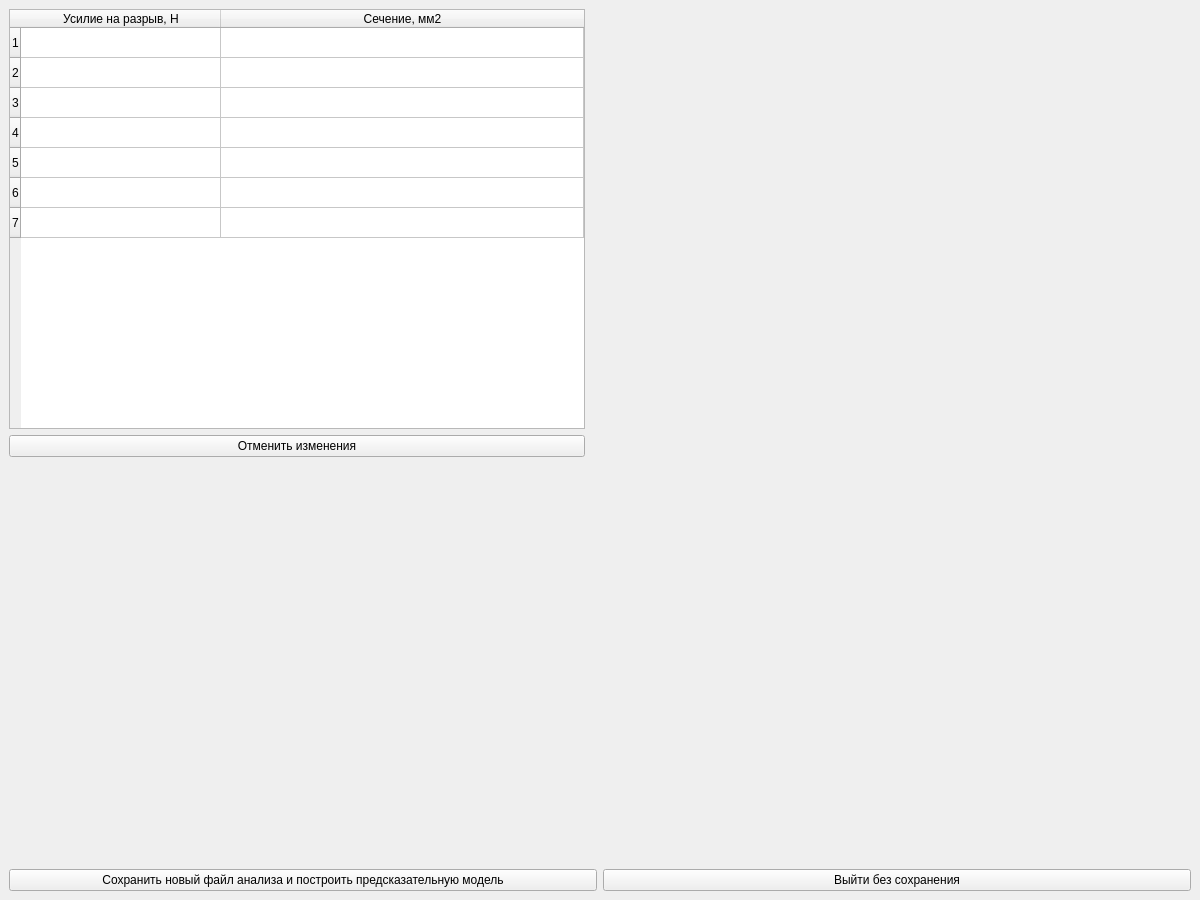
Qt form EditWindow.ui (gruzdev-as/Least_square_app) before a commit.
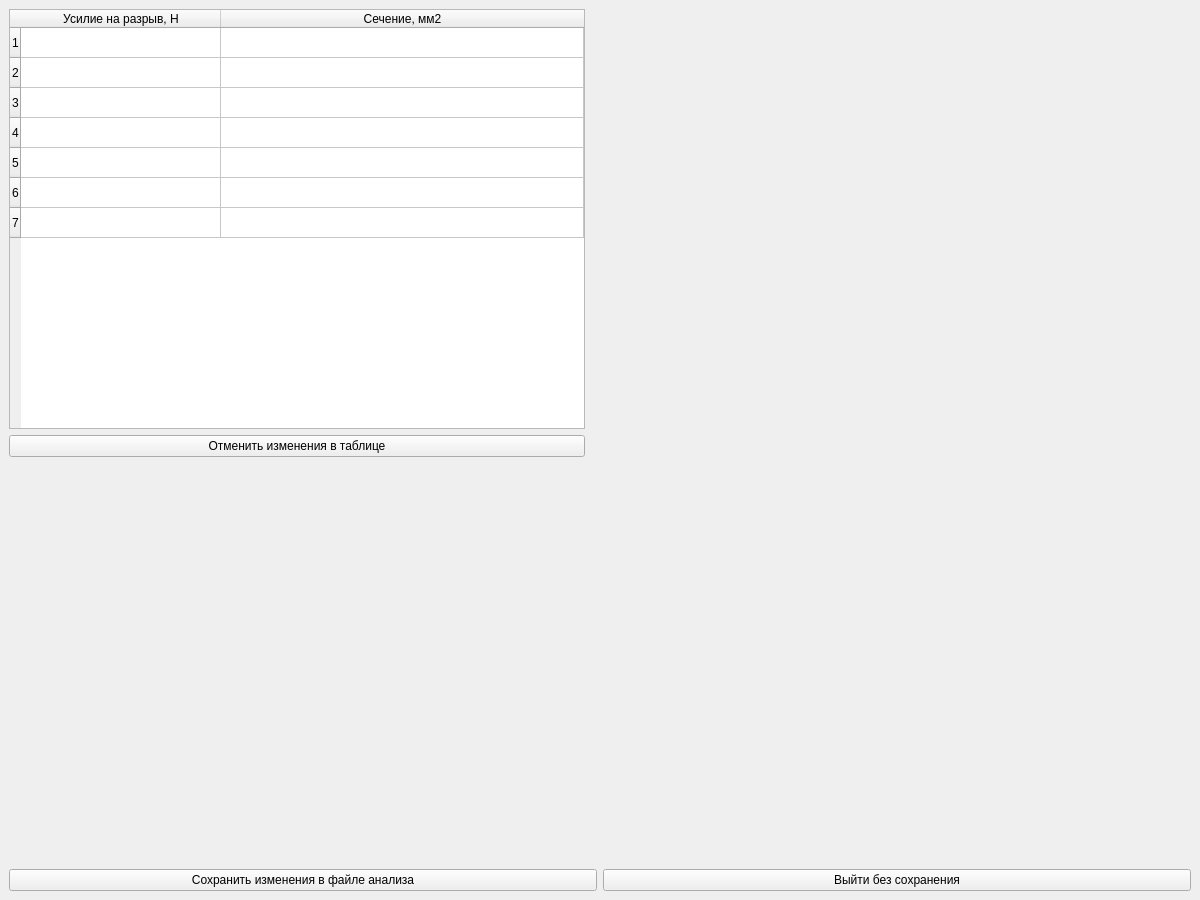
The same form after that commit.

Commit message: Changes in edit design + temporary combobox methods

```diff
--- a/EditWindow.ui
+++ b/EditWindow.ui
@@ -104,7 +104,7 @@
         <item>
          <widget class="QPushButton" name="edit_cancelEdit_button">
           <property name="text">
-           <string>Отменить изменения</string>
+           <string>Отменить изменения в таблице</string>
           </property>
          </widget>
         </item>
@@ -137,7 +137,7 @@
       <item>
        <widget class="QPushButton" name="edit_save_button">
         <property name="text">
-         <string>Сохранить новый файл анализа и построить предсказательную модель</string>
+         <string>Сохранить изменения в файле анализа</string>
         </property>
        </widget>
       </item>
```
The commit also changes 3 other files.
